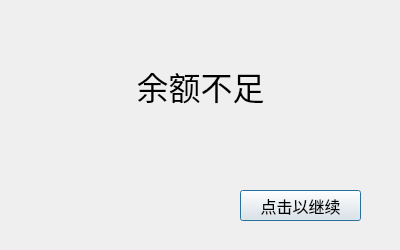
Above: atomic2/nomoney.ui from EmptyBlueBox/2022_Spring_PKU_cxsjsx_ljy_Qt_Project before the change. Below: the same form after it.
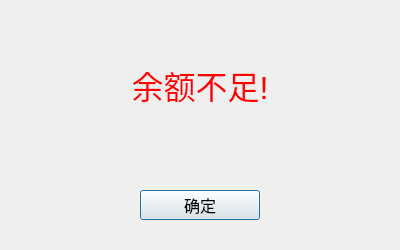
That is the form after the change.

What changed in the file:
```diff
--- a/atomic2/nomoney.ui
+++ b/atomic2/nomoney.ui
@@ -10,6 +10,18 @@
     <height>250</height>
    </rect>
   </property>
+  <property name="minimumSize">
+   <size>
+    <width>400</width>
+    <height>250</height>
+   </size>
+  </property>
+  <property name="maximumSize">
+   <size>
+    <width>400</width>
+    <height>250</height>
+   </size>
+  </property>
   <property name="windowTitle">
    <string>Dialog</string>
   </property>
@@ -18,8 +30,8 @@
     <rect>
      <x>70</x>
      <y>60</y>
-     <width>261</width>
-     <height>51</height>
+     <width>260</width>
+     <height>50</height>
     </rect>
    </property>
    <property name="font">
@@ -27,8 +39,11 @@
      <pointsize>24</pointsize>
     </font>
    </property>
+   <property name="styleSheet">
+    <string notr="true">color: rgb(255, 0, 0);</string>
+   </property>
    <property name="text">
-    <string>余额不足</string>
+    <string>余额不足!</string>
    </property>
    <property name="alignment">
     <set>Qt::AlignCenter</set>
@@ -37,10 +52,10 @@
   <widget class="QPushButton" name="pushButton">
    <property name="geometry">
     <rect>
-     <x>240</x>
+     <x>140</x>
      <y>190</y>
-     <width>121</width>
-     <height>31</height>
+     <width>120</width>
+     <height>30</height>
     </rect>
    </property>
    <property name="font">
@@ -49,7 +64,7 @@
     </font>
    </property>
    <property name="text">
-    <string>点击以继续</string>
+    <string>确定</string>
    </property>
   </widget>
  </widget>
```
